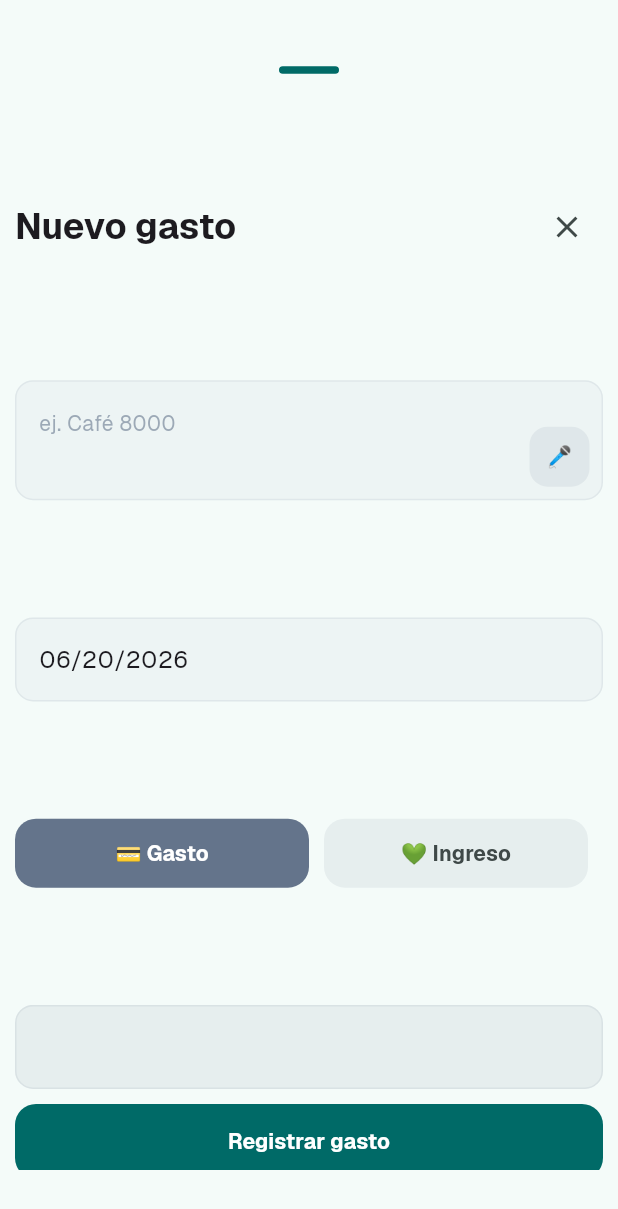
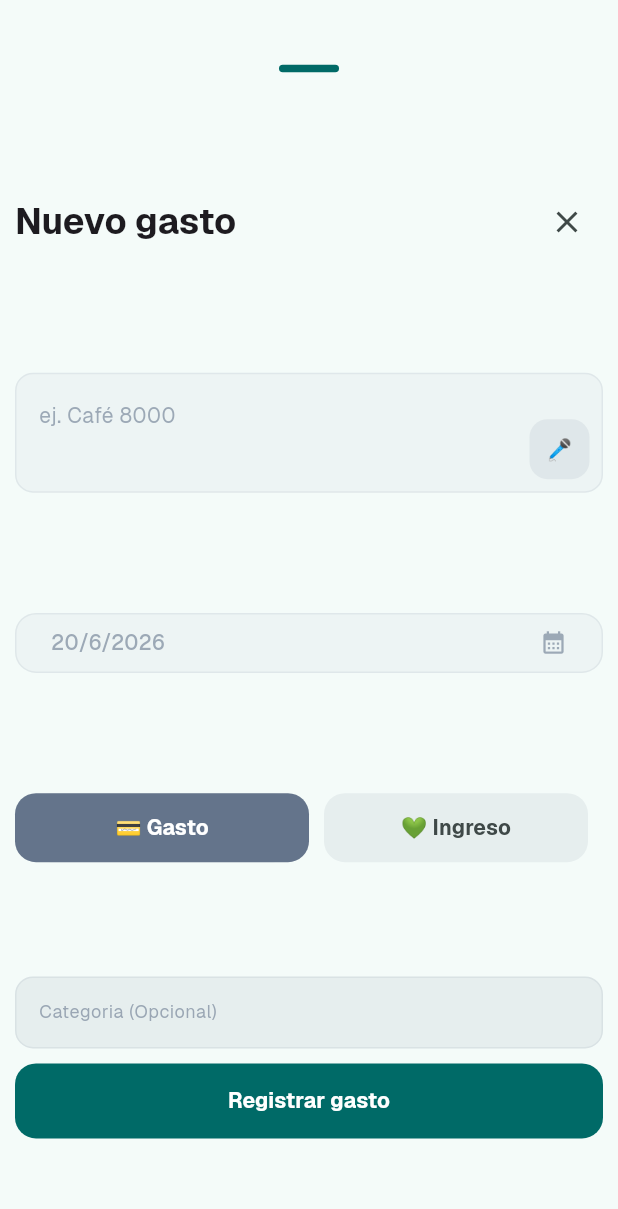
Before and after one commit to adcerro/replica, a Flutter app: the TransactionModalSheet widget shown alone on an empty page, opened directly, on a phone screen of 412 x 824 dp. Shown: the top 1209 px of the screen. Run offline on Flutter 3.47's test engine with Material 3 defaults, Android fonts, the phone set to English and light mode, and no system bars; our stand-ins replace animated_toggle_switch, font_awesome_flutter, get, google_fonts, hive_ce, hive_ce_flutter and 1 more; missing offline and left inert: bcrypt; accounts and stored records are empty.

Commit message:
fix for mobile date picking

```diff
--- a/lib/ui/widgets/transaction_modal_sheet.dart
+++ b/lib/ui/widgets/transaction_modal_sheet.dart
@@ -1,3 +1,4 @@
+import 'package:flutter/foundation.dart';
 import 'package:flutter/material.dart';
 import 'package:get/get.dart';
 import 'package:tester/ui/widgets/category_menu_map.dart';
@@ -11,6 +12,8 @@ class TransactionModalSheet extends StatefulWidget {
 class _TransactionModalSheetState extends State<TransactionModalSheet> {
   Color indicatorColor = Color.fromARGB(255, 100, 116, 139);
   bool incomeLabelBackground = true;
+  DateTime today = DateTime.now().toLocal();
+  DateTime? pickedDate;
 
   @override
   Widget build(BuildContext context) {
@@ -87,7 +90,39 @@ class _TransactionModalSheetState extends State<TransactionModalSheet> {
                 ),
               ],
             ),
-            InputDecorationTheme(
+
+            defaultTargetPlatform == TargetPlatform.android ||
+                    defaultTargetPlatform == TargetPlatform.iOS
+                ? ElevatedButton(
+                    style: ElevatedButton.styleFrom(
+                      backgroundColor: slateColor.withValues(alpha: .05),
+                      foregroundColor: slateColor,
+                      fixedSize: Size(420, 20),
+                      shadowColor: Colors.transparent,
+                      shape: RoundedRectangleBorder(
+                        borderRadius: .circular(14),
+                        side: enabledBorder.borderSide,
+                      ),
+                    ),
+                    onPressed: () async {
+                      pickedDate = await showDatePicker(
+                        context: context,
+                        firstDate: DateTime(2000),
+                        lastDate: DateTime(2100),
+                      );
+                    },
+                    child: Row(
+                      mainAxisAlignment: .spaceBetween,
+                      children: [
+                        Text(
+                          '${today.day}/${today.month}/${today.year}',
+                          textAlign: .left,
+                        ),
+                        Icon(Icons.calendar_month),
+                      ],
+                    ),
+                  )
+                : InputDecorationTheme(
                     focusedBorder: focusedBorder,
                     enabledBorder: enabledBorder,
                     filled: true,
@@ -155,22 +190,28 @@ class _TransactionModalSheetState extends State<TransactionModalSheet> {
               ],
             ),
             SizedBox(
-              height: 110,
+              height: 130,
               child: TabBarView(
                 children: [
                   Column(
                     children: [
                       DropdownMenuFormField<String>(
+                        hintText: 'Categoria (Opcional)',
+                        textStyle: TextTheme.of(
+                          context,
+                        ).bodySmall?.copyWith(color: slateColor),
                         inputDecorationTheme: InputDecorationTheme(
                           enabledBorder: enabledBorder,
                           focusedBorder: focusedBorder,
                           filled: true,
                           fillColor: slateColor.withValues(alpha: 0.1),
+                          hintStyle: TextTheme.of(
+                            context,
+                          ).bodySmall?.copyWith(color: slateColor),
                         ),
                         width: 400,
                         showTrailingIcon: false,
                         selectOnly: true,
-
                         dropdownMenuEntries: List.generate(
                           10,
                           ((index) => DropdownMenuEntry(
```
Lines whose indentation alone changed are shown as unchanged.
